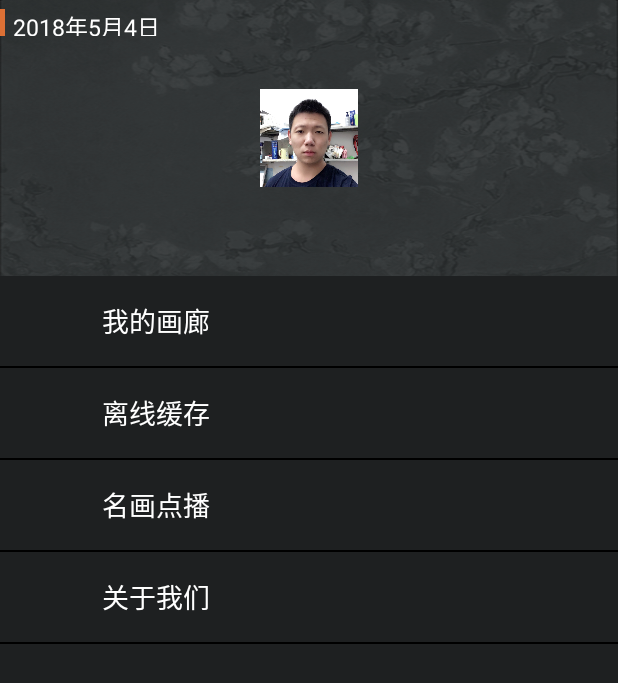
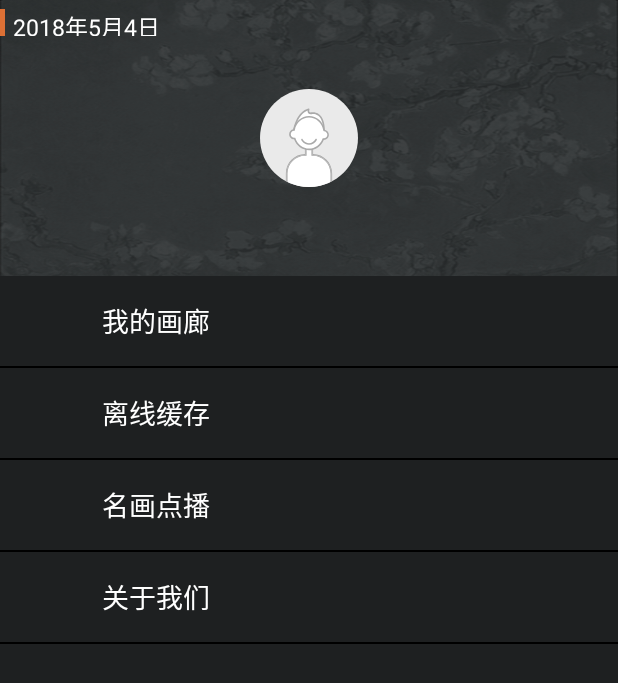
Before and after one commit to freeksg66/DailyArts, an Android app: the layout fragment_user_setting.xml on its own in the app's theme, with its tools: preview values and no code run, on a phone screen of 412 x 824 dp. Shown: the top 683 px of the screen. Run offline under Robolectric (Android 15) with nearby library versions, the light colour scheme and no system bars.

Commit message:
update files

```diff
--- a/app/build.gradle
+++ b/app/build.gradle
@@ -72,6 +72,5 @@ dependencies {
     implementation rootProject.ext.dependencies["jsr250-api"]
     annotationProcessor rootProject.ext.dependencies["arouter-compiler"]
     annotationProcessor rootProject.ext.dependencies["parceler"]
-    implementation project(':arts-social')
     implementation project(':arts-email')
 }
--- a/app/src/main/java/com/github/dailyarts/ui/fragment/ImageDetailsFragment.java
+++ b/app/src/main/java/com/github/dailyarts/ui/fragment/ImageDetailsFragment.java
@@ -26,8 +26,6 @@ import com.bumptech.glide.request.target.SimpleTarget;
 import com.davemorrissey.labs.subscaleview.ImageSource;
 import com.davemorrissey.labs.subscaleview.ImageViewState;
 import com.davemorrissey.labs.subscaleview.SubsamplingScaleImageView;
-import com.github.arts_social.ShareContent;
-import com.github.arts_social.ShareDialog;
 import com.github.dailyarts.R;
 import com.github.dailyarts.entity.ImageModel;
 import com.github.dailyarts.event.CollectionEvent;
@@ -232,10 +230,6 @@ public class ImageDetailsFragment extends BaseFragment {
             return;
         }
         String content = "我很喜欢"+mImageModel.getAuthor()+"的《"+mImageModel.getName()+"》，你也来看看吧！";
-        ShareContent shareContent = new ShareContent(getString(R.string.share_title), mImageModel.getBigImg(), content, mImageModel.getBigImg());
-        ShareDialog.getInstance(getHoldingActivity())
-                .withShareContent(shareContent)
-                .show();
     }
 
     private void animZoomEnable(boolean enable){
--- a/app/src/main/java/com/github/dailyarts/ui/fragment/MainFragment.java
+++ b/app/src/main/java/com/github/dailyarts/ui/fragment/MainFragment.java
@@ -205,7 +205,7 @@ public class MainFragment extends BaseFragment implements FindArtsContract.IView
             }
         });
 
-        Glide.with(this).load(R.drawable.profile_placeholder).bitmapTransform(new GlideCircleTransform(getContext())).into(ivUserProfile);
+        //Glide.with(this).load(R.drawable.v_account_head_picture).bitmapTransform(new GlideCircleTransform(getContext())).into(ivUserProfile);
 
         mLeftContainer.addView(leftView);
     }
--- /dev/null
+++ b/app/src/main/res/drawable/v_account_head_picture.xml
@@ -0,0 +1,55 @@
+<?xml version="1.0" encoding="utf-8"?>
+<vector xmlns:android="http://schemas.android.com/apk/res/android"
+    android:width="180dp"
+    android:height="180dp"
+    android:viewportWidth="180"
+    android:viewportHeight="180">
+
+    <path
+        android:fillColor="#EAEAEA"
+        android:pathData="M 90 0 C 139.705627485 0 180 40.2943725152 180 90 C 180 139.705627485 139.705627485 180 90 180 C 40.2943725152 180 0 139.705627485 0 90 C 0 40.2943725152 40.2943725152 0 90 0 Z" />
+    <path
+        android:pathData="M180,90c0-49.7-40.3-90-90-90S0,40.3,0,90c0,34.3,19.2,64.2,47.5,79.3V155c0-19.4,15.7-35.2,35-35.5v-11h15v11
+c19.3,0.3,35,16.1,35,35.5v14.3C160.8,154.2,180,124.3,180,90z" />
+    <path
+        android:fillColor="#FFFFFF"
+        android:pathData="M97,122.5h-2.5v-11h-9v11H83c-17.9,0-32.5,14.6-32.5,32.5v15.9c11.9,5.8,25.3,9.1,39.5,9.1
+c14.2,0,27.6-3.3,39.5-9.1V155C129.5,137.1,114.9,122.5,97,122.5z" />
+    <path
+        android:fillColor="#AAAAAA"
+        android:pathData="M97.5,119.5v-11h-15v11c-19.3,0.3-35,16.1-35,35.5v14.3c0.5,0.3,1,0.5,1.5,0.8V155c0-18.8,15.2-34,34-34h1v-11
+h12v11h1c18.8,0,34,15.2,34,34v15.1c0.5-0.3,1-0.5,1.5-0.8V155C132.5,135.6,116.8,119.8,97.5,119.5z" />
+    <path
+        android:fillColor="#AAAAAA"
+        android:pathData="M50.5,155c0-17.9,14.6-32.5,32.5-32.5h2.5v-11h9v11H97c17.9,0,32.5,14.6,32.5,32.5v15.9c0.5-0.2,1-0.5,1.5-0.7
+V155c0-18.8-15.2-34-34-34h-1v-11H84v11h-1c-18.8,0-34,15.2-34,34v15.1c0.5,0.3,1,0.5,1.5,0.7V155z" />
+    <path
+        android:fillColor="#FFFFFF"
+        android:pathData="M62.3,75.5c0,0,5-32,27.3-38.3c0,0-3.3,9.2,6.5,7.2c0,0,21-3.9,21.8,31" />
+    <path
+        android:fillColor="#AAAAAA"
+        android:pathData="M63.7,75.8l-3-0.5c0.1-0.3,1.3-8.3,5.4-17.2c5.5-11.9,13.4-19.6,22.9-22.3c0.5-0.1,1.1,0,1.5,0.4
+c0.4,0.4,0.5,1,0.3,1.5c-0.3,0.8-0.9,3.5,0.1,4.7c0.9,1,3,0.9,4.7,0.5c0.3-0.1,7.1-1.2,13.4,3.9c6.4,5.2,9.8,14.8,10.1,28.6l-3,0.1
+c-0.3-12.8-3.3-21.6-8.9-26.3c-5.2-4.3-10.8-3.4-11-3.3c-3.5,0.7-6,0.2-7.5-1.5c-1.2-1.4-1.4-3.4-1.3-4.9
+C78,43.2,72.2,52.2,68.9,59.3C65,67.8,63.7,75.7,63.7,75.8z" />
+    <path
+        android:fillColor="#FFFFFF"
+        android:pathData="M117.6,76c-2.2-14.2-13.7-25-27.6-25c-13.6,0-24.9,10.3-27.4,24c-4.2,0.2-7.6,3.7-7.6,8c0,4.4,3.6,8,8,8
+c0.2,0,0.4,0,0.6,0c3.8,11.7,14.2,20,26.4,20c11.9,0,22-7.9,26.1-19.1c0.3,0,0.6,0.1,0.9,0.1c4.4,0,8-3.6,8-8
+C125,79.8,121.8,76.3,117.6,76z" />
+    <path
+        android:fillColor="#AAAAAA"
+        android:pathData="M90,112.5c-12.2,0-23.1-8-27.5-20c-5-0.2-9-4.4-9-9.5c0-4.6,3.3-8.5,7.8-9.3c3.1-14.1,15-24.2,28.7-24.2
+c14.1,0,26.1,10.5,28.9,25.2c4.3,0.9,7.6,4.8,7.6,9.3c0,5.2-4.2,9.5-9.4,9.5C112.4,105.1,101.9,112.5,90,112.5z
+M64.7,89.4l0.4,1.1
+c3.7,11.4,13.8,19,25,19c11,0,20.6-7.1,24.7-18.1l0.4-1.1l1.2,0.1c0.2,0,0.5,0,0.8,0c3.6,0,6.5-2.9,6.5-6.5c0-3.4-2.6-6.2-6-6.5
+l-1.2-0.1l-0.2-1.2C114,62.5,103,52.5,90,52.5c-12.6,0-23.5,9.6-26,22.8l-0.2,1.2l-1.2,0.1c-3.4,0.2-6.1,3-6.1,6.5
+c0,3.6,2.9,6.5,6.5,6.5c0.2,0,0.3,0,0.5,0L64.7,89.4z" />
+    <path
+        android:fillColor="#FFFFFF"
+        android:pathData="M77,93c0.2,0.4,4.5,8,13,8c5.5,0,10.5-3.1,13-8" />
+    <path
+        android:fillColor="#AAAAAA"
+        android:pathData="M90,102.5c-9.4,0-14.1-8.4-14.3-8.8c-0.4-0.7-0.1-1.6,0.6-2c0.7-0.4,1.6-0.1,2,0.6c0,0.1,4,7.2,11.7,7.2
+c5,0,9.4-2.8,11.7-7.2c0.4-0.7,1.3-1,2-0.7c0.7,0.4,1,1.3,0.7,2C101.6,99.1,96.1,102.5,90,102.5z" />
+</vector>
--- a/app/src/main/res/layout/fragment_user_setting.xml
+++ b/app/src/main/res/layout/fragment_user_setting.xml
@@ -1,5 +1,6 @@
 <?xml version="1.0" encoding="utf-8"?>
 <LinearLayout xmlns:android="http://schemas.android.com/apk/res/android"
+    xmlns:app="http://schemas.android.com/apk/res-auto"
     android:orientation="vertical"
     android:layout_width="match_parent"
     android:layout_height="match_parent"
@@ -32,7 +33,7 @@
             android:layout_width="65dp"
             android:layout_height="65dp"
             android:layout_centerInParent="true"
-            android:src="@drawable/profile_placeholder" />
+            app:srcCompat="@drawable/v_account_head_picture" />
     </RelativeLayout>
     <TextView
         android:id="@+id/tv_my_gallery"
--- a/settings.gradle
+++ b/settings.gradle
@@ -1 +1 @@
-include ':app', ':arts-social', ':arts-email'
+include ':app', ':arts-email'
```
Also changed, not shown: app/src/main/res/drawable/profile_placeholder.jpg (deleted).
